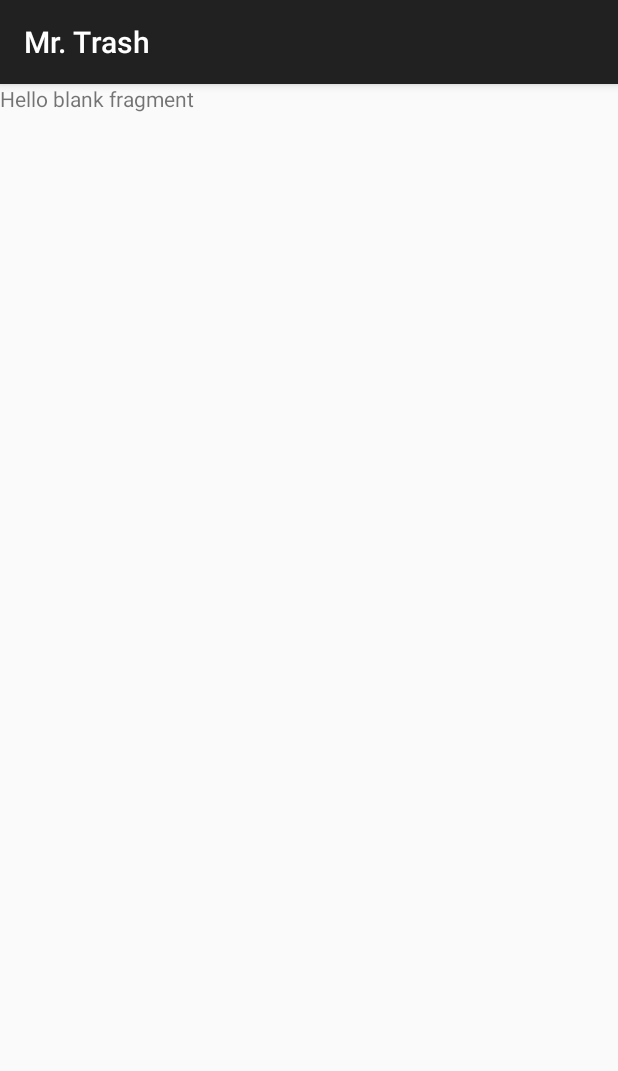
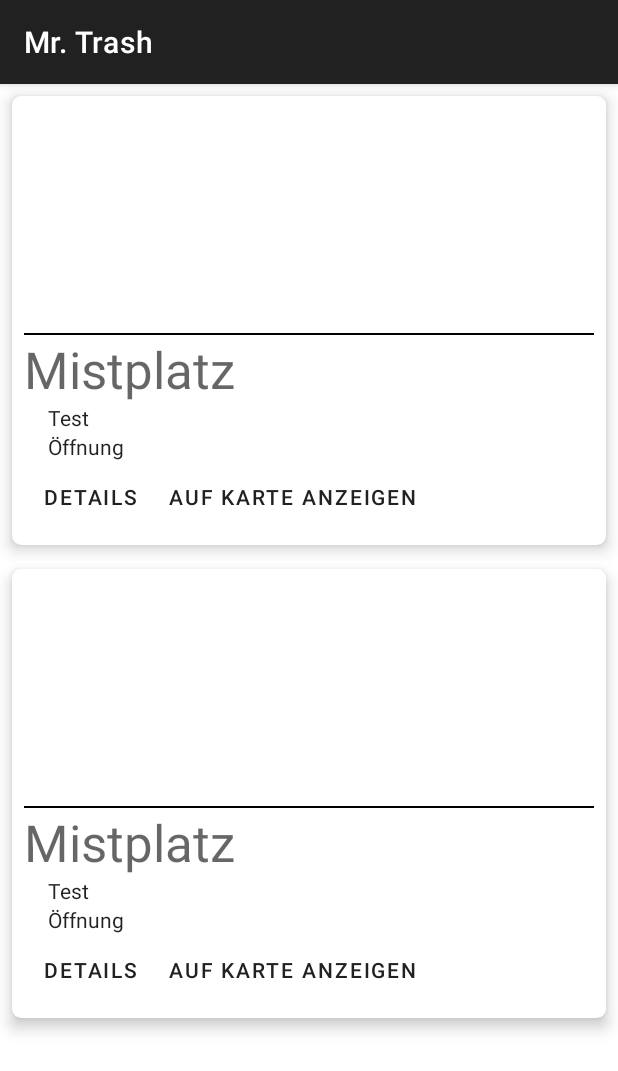
Before and after one commit to hurbeana/mrtrash, an Android app: the DisposalOptionsFragment screen opened through its navigation route, on a phone screen of 412 x 824 dp. Shown: the top 1071 px of the screen. Run offline under Robolectric (Android 15) with nearby library versions, the phone set to English and light mode, and no system bars.

Commit message:
#11: added basic implementation of DisposalOptionsFragment.kt

```diff
--- a/app/build.gradle
+++ b/app/build.gradle
@@ -32,6 +32,8 @@ dependencies {
     implementation "androidx.navigation:navigation-ui-ktx:2.0.0"
     implementation 'com.android.support:support-v4:28.0.0'
     implementation 'androidx.legacy:legacy-support-v4:1.0.0'
+    implementation 'com.squareup.retrofit2:retrofit:2.5.0'
+    implementation 'com.squareup.retrofit2:converter-gson:2.5.0'
     testImplementation 'junit:junit:4.12'
     androidTestImplementation 'com.android.support.test:runner:1.0.2'
     androidTestImplementation 'com.android.support.test.espresso:espresso-core:3.0.2'
--- a/app/src/main/AndroidManifest.xml
+++ b/app/src/main/AndroidManifest.xml
@@ -1,6 +1,8 @@
 <?xml version="1.0" encoding="utf-8"?>
 <manifest xmlns:android="http://schemas.android.com/apk/res/android"
           package="at.mrtrash">
+
+    <uses-permission android:name="android.permission.INTERNET"/>
 
     <application
             android:allowBackup="true"
--- a/app/src/main/java/at/mrtrash/DisposalOptionsFragment.kt
+++ b/app/src/main/java/at/mrtrash/DisposalOptionsFragment.kt
@@ -2,10 +2,22 @@ package at.mrtrash
 
 
 import android.os.Bundle
-import androidx.fragment.app.Fragment
+import android.util.Log
 import android.view.LayoutInflater
 import android.view.View
 import android.view.ViewGroup
+import androidx.fragment.app.Fragment
+import androidx.recyclerview.widget.LinearLayoutManager
+import at.mrtrash.adapter.DisposalOptionAdapter
+import at.mrtrash.models.Wasteplace
+import at.mrtrash.network.DataService
+import at.mrtrash.network.WasteplaceResponse
+import kotlinx.android.synthetic.main.fragment_disposal_options.view.*
+import retrofit2.Call
+import retrofit2.Callback
+import retrofit2.Response
+import retrofit2.Retrofit
+import retrofit2.converter.gson.GsonConverterFactory
 
 /**
  * A simple [Fragment] subclass.
@@ -13,12 +25,68 @@ import android.view.ViewGroup
  */
 class DisposalOptionsFragment : Fragment() {
 
+    private val TAG = "DisposalOptionsFragment"
+
+    private lateinit var linearLayoutManager: LinearLayoutManager
+    private lateinit var adapter: DisposalOptionAdapter
+    private var wasteplaces: ArrayList<Wasteplace> = ArrayList()
+
     override fun onCreateView(
         inflater: LayoutInflater, container: ViewGroup?,
         savedInstanceState: Bundle?
     ): View? {
         // Inflate the layout for this fragment
-        return inflater.inflate(R.layout.fragment_disposal_options, container, false)
+        val view = inflater.inflate(R.layout.fragment_disposal_options, container, false)
+
+        wasteplaces.add(Wasteplace(1, "Test", "Hallo", "Öffnung"))
+        wasteplaces.add(Wasteplace(2, "Test", "Hallo", "Öffnung"))
+
+        linearLayoutManager = LinearLayoutManager(activity)
+        view.disposalOptionsRecyclerView.layoutManager = linearLayoutManager
+        adapter = DisposalOptionAdapter(wasteplaces)
+        view.disposalOptionsRecyclerView.adapter = adapter
+        loadWasteplaces()
+
+        return view
+    }
+
+    fun loadWasteplaces() {
+        val retrofit = Retrofit.Builder()
+            .baseUrl("https://data.wien.gv.at/daten/")
+            .addConverterFactory(GsonConverterFactory.create())
+            .build()
+        val service = retrofit.create(DataService::class.java)
+        val call = service.getWasteplaces()
+        call.enqueue(object : Callback<WasteplaceResponse> {
+            override fun onResponse(call: Call<WasteplaceResponse>, response: Response<WasteplaceResponse>) {
+                if (response.code() == 200) {
+                    val wasteplaceResponse = response.body()!!
+                    wasteplaces.clear()
+
+                    wasteplaceResponse.features?.forEach { feature ->
+                        wasteplaces.add(
+                            Wasteplace(
+                                feature.properties?.district!!,
+                                feature.properties?.address!!,
+                                feature.properties?.objecttype!!,
+                                feature.properties?.openingHours!!
+                            )
+                        )
+                    }
+
+                    activity!!.runOnUiThread {
+                        adapter.notifyDataSetChanged()
+                        Log.i(TAG, "notified")
+                    }
+
+                    Log.i(TAG, wasteplaces.size.toString())
+                }
+            }
+
+            override fun onFailure(call: Call<WasteplaceResponse>, t: Throwable) {
+                Log.e(TAG, t.localizedMessage)
+            }
+        })
     }
 
 
--- /dev/null
+++ b/app/src/main/java/at/mrtrash/adapter/DisposalOptionAdapter.kt
@@ -0,0 +1,35 @@
+package at.mrtrash.adapter
+
+import android.view.View
+import android.view.ViewGroup
+import androidx.recyclerview.widget.RecyclerView
+import at.mrtrash.R
+import at.mrtrash.models.Wasteplace
+import kotlinx.android.synthetic.main.card_disposal_option.view.*
+
+class DisposalOptionAdapter(private val disposalOptions: ArrayList<Wasteplace>) :
+    RecyclerView.Adapter<DisposalOptionAdapter.DisposalOptionViewHolder>() {
+
+    private val TAG = "DisposalOptionAdapter"
+
+    override fun onCreateViewHolder(parent: ViewGroup, viewType: Int) =
+        DisposalOptionViewHolder(parent.inflate(R.layout.card_disposal_option))
+
+    override fun getItemCount() = disposalOptions.size
+
+    override fun onBindViewHolder(holder: DisposalOptionViewHolder, position: Int) =
+        holder.bindWasteplace(disposalOptions[position])
+
+    class DisposalOptionViewHolder(v: View) : RecyclerView.ViewHolder(v) {
+        private var view: View = v
+        private var wasteplace: Wasteplace? = null
+
+        fun bindWasteplace(wasteplace: Wasteplace) {
+            this.wasteplace = wasteplace
+            view.cardTextViewTitle.text = "Mistplatz"
+            view.cardTextViewDistance.text = wasteplace.address
+            view.cardTextViewOpeningHours.text = wasteplace.openingHours
+        }
+    }
+
+}
--- /dev/null
+++ b/app/src/main/java/at/mrtrash/adapter/Extensions.kt
@@ -0,0 +1,10 @@
+package at.mrtrash.adapter
+
+import android.view.LayoutInflater
+import android.view.View
+import android.view.ViewGroup
+import androidx.annotation.LayoutRes
+
+fun ViewGroup.inflate(@LayoutRes layoutRes: Int, attachToRoot: Boolean = false): View {
+    return LayoutInflater.from(context).inflate(layoutRes, this, attachToRoot)
+}
--- /dev/null
+++ b/app/src/main/java/at/mrtrash/models/Wasteplace.kt
@@ -0,0 +1,3 @@
+package at.mrtrash.models
+
+data class Wasteplace(val district: Int, val address: String, val objecttype: String, val openingHours: String)
--- /dev/null
+++ b/app/src/main/java/at/mrtrash/network/DataService.kt
@@ -0,0 +1,11 @@
+package at.mrtrash.network
+
+import retrofit2.Call
+import retrofit2.http.GET
+
+interface DataService {
+
+    @GET("geo?service=WFS&request=GetFeature&version=1.1.0&typeName=ogdwien:MISTPLATZOGD&srsName=EPSG:4326&outputFormat=json")
+    fun getWasteplaces(): Call<WasteplaceResponse>
+
+}
--- /dev/null
+++ b/app/src/main/java/at/mrtrash/network/WasteplaceResponse.kt
@@ -0,0 +1,34 @@
+package at.mrtrash.network
+
+import com.google.gson.annotations.SerializedName
+
+class WasteplaceResponse {
+    var type: String? = null
+    var totalFeatures: Int? = null
+    var features: ArrayList<Feature>? = null
+}
+
+class Feature {
+    var type: String? = null
+    var id: String? = null
+    var geometry: Geometry? = null
+    @SerializedName("geometry_name")
+    var geometryName: String? = null
+    var properties: Properties? = null
+}
+
+class Geometry {
+    var type: String? = null
+    var coordinates: ArrayList<Double>? = null
+}
+
+class Properties {
+    @SerializedName("BEZIRK")
+    var district: Int? = null
+    @SerializedName("ADRESSE")
+    var address: String? = null
+    @SerializedName("OBJEKT")
+    var objecttype: String? = null
+    @SerializedName("OEFFNUNGSZEIT")
+    var openingHours: String? = null
+}
--- /dev/null
+++ b/app/src/main/res/layout/card_disposal_option.xml
@@ -0,0 +1,64 @@
+<?xml version="1.0" encoding="utf-8"?>
+<androidx.cardview.widget.CardView xmlns:android="http://schemas.android.com/apk/res/android"
+                                   xmlns:app="http://schemas.android.com/apk/res-auto"
+                                   xmlns:tools="http://schemas.android.com/tools" android:layout_width="match_parent"
+                                   android:layout_height="wrap_content"
+                                   android:layout_margin="8dp"
+                                   app:cardCornerRadius="6dp"
+                                   app:cardElevation="6dp">
+
+    <LinearLayout
+            android:orientation="vertical"
+            android:layout_width="match_parent"
+            android:layout_height="match_parent"
+            android:padding="8dp">
+        <ImageView
+                android:layout_width="match_parent"
+                android:layout_height="150dp"
+                tools:srcCompat="@tools:sample/backgrounds/scenic[14]"
+                android:id="@+id/cardImageView" android:scaleType="centerCrop"/>
+        <View
+                android:layout_width="match_parent"
+                android:layout_height="1dp"
+                android:background="@color/colorPrimaryDark"/>
+        <TextView
+                android:text="Title"
+                android:layout_width="match_parent"
+                android:layout_height="wrap_content"
+                android:id="@+id/cardTextViewTitle"
+                android:textAppearance="@style/TextAppearance.AppCompat.Display1"/>
+        <TextView
+                android:text="Entfernung"
+                android:layout_width="match_parent"
+                android:layout_height="wrap_content"
+                android:layout_marginStart="16dp"
+                android:id="@+id/cardTextViewDistance"
+                android:textAppearance="@style/TextAppearance.AppCompat.Body1"/>
+        <TextView
+                android:text="Öffnungszeit"
+                android:layout_width="match_parent"
+                android:layout_height="wrap_content"
+                android:layout_marginStart="16dp"
+                android:id="@+id/cardTextViewOpeningHours"
+                android:textAppearance="@style/TextAppearance.AppCompat.Body1"/>
+        <LinearLayout
+                android:orientation="horizontal"
+                android:layout_width="match_parent"
+                android:layout_height="match_parent">
+            <com.google.android.material.button.MaterialButton
+                    android:text="Details"
+                    android:layout_width="wrap_content"
+                    android:layout_height="wrap_content"
+                    android:id="@+id/cardButtonDetails"
+                    style="@style/Widget.MaterialComponents.Button.TextButton"/>
+            <com.google.android.material.button.MaterialButton
+                    android:text="Auf Karte anzeigen"
+                    android:layout_width="wrap_content"
+                    android:layout_height="wrap_content"
+                    android:id="@+id/cardButtonMap"
+                    style="@style/Widget.MaterialComponents.Button.TextButton"/>
+        </LinearLayout>
+
+
+    </LinearLayout>
+</androidx.cardview.widget.CardView>
--- a/app/src/main/res/layout/fragment_disposal_options.xml
+++ b/app/src/main/res/layout/fragment_disposal_options.xml
@@ -1,14 +1,16 @@
 <?xml version="1.0" encoding="utf-8"?>
-<FrameLayout xmlns:android="http://schemas.android.com/apk/res/android"
-             xmlns:tools="http://schemas.android.com/tools"
-             android:layout_width="match_parent"
-             android:layout_height="match_parent"
-             tools:context=".DisposalOptionsFragment">
+<LinearLayout xmlns:android="http://schemas.android.com/apk/res/android"
+              xmlns:tools="http://schemas.android.com/tools"
+              android:layout_width="match_parent"
+              android:layout_height="match_parent"
+              tools:context=".DisposalOptionsFragment"
+              android:orientation="vertical">
 
-    <!-- TODO: Update blank fragment layout -->
-    <TextView
-            android:layout_width="match_parent"
-            android:layout_height="match_parent"
-            android:text="@string/hello_blank_fragment"/>
+    <view class="androidx.recyclerview.widget.RecyclerView"
+          android:id="@+id/disposalOptionsRecyclerView"
+          android:layout_width="match_parent"
+          android:layout_height="match_parent"
+          android:scrollbars="vertical">
+    </view>
 
-</FrameLayout>
+</LinearLayout>
--- a/app/src/main/res/values/styles.xml
+++ b/app/src/main/res/values/styles.xml
@@ -1,7 +1,7 @@
 <resources>
 
     <!-- Base application theme. -->
-    <style name="AppTheme" parent="Theme.AppCompat.Light.DarkActionBar">
+    <style name="AppTheme" parent="Theme.MaterialComponents.Light.DarkActionBar">
         <!-- Customize your theme here. -->
         <item name="colorPrimary">@color/colorPrimary</item>
         <item name="colorPrimaryDark">@color/colorPrimaryDark</item>
```
Also changed, not shown: app/src/main/java/at/mrtrash/MainActivity.kt (+9 -0 lines).
